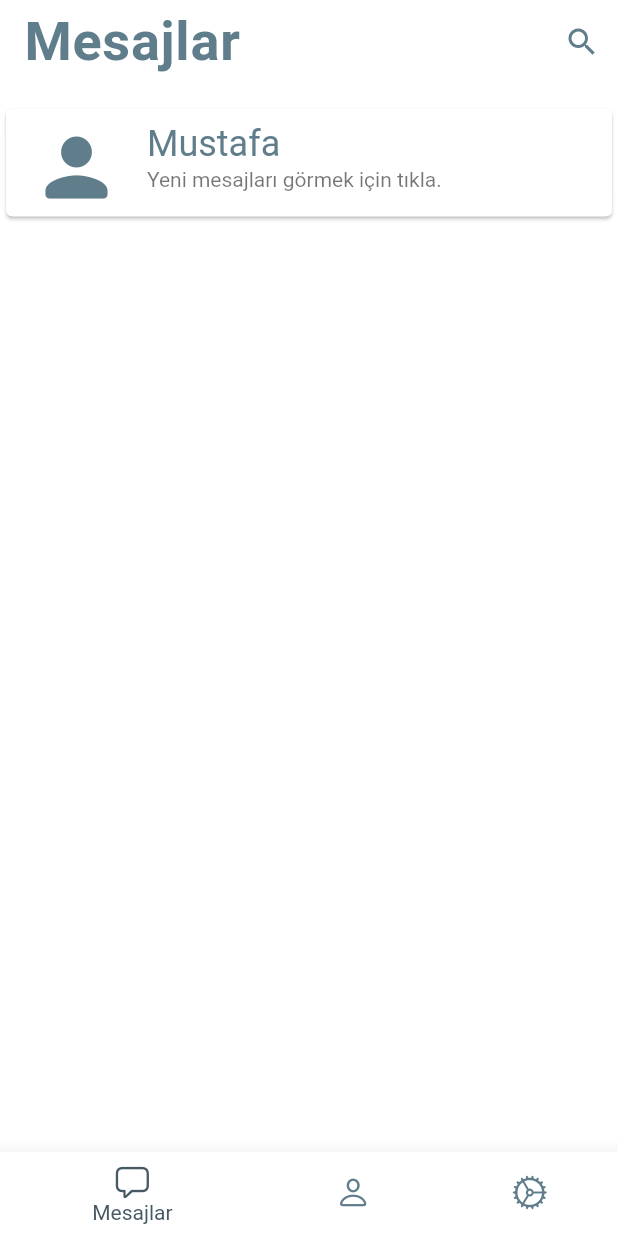
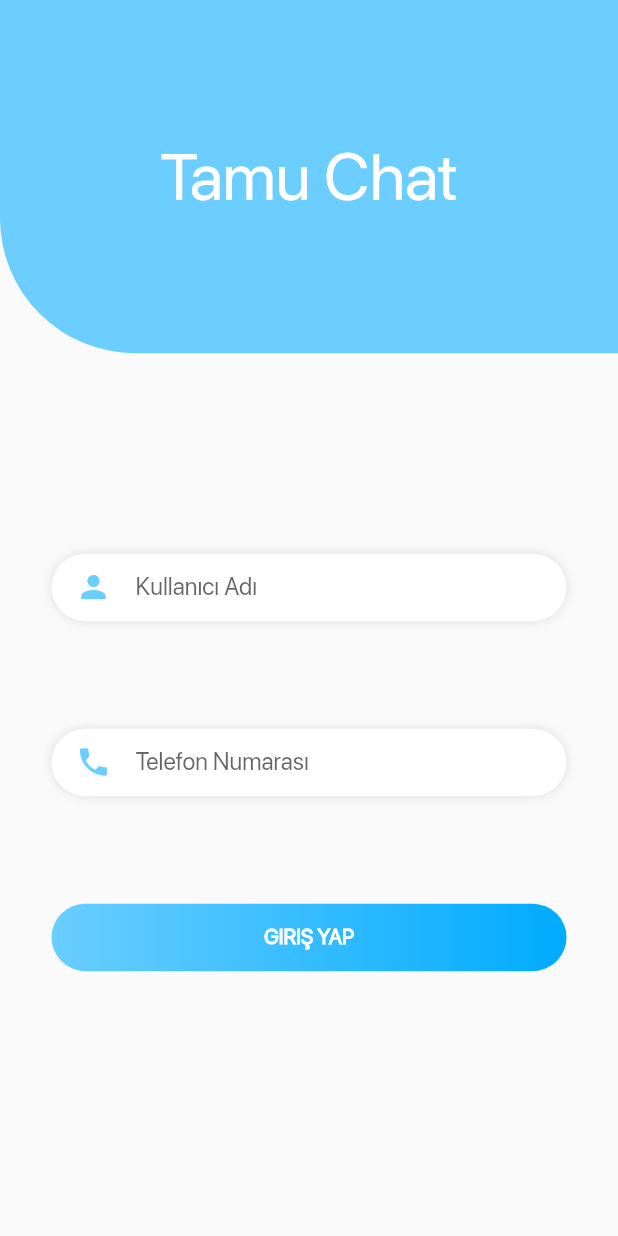
Before and after one commit to Tamu-Chat/Tamu-Mobile, a Flutter app: the screen it shows after launch, on a phone screen of 412 x 824 dp. Run offline on Flutter 3.47's test engine with Material 2 defaults, Android fonts, the phone set to English and light mode, and no system bars; our stand-ins replace easy_localization, rflutter_alert, shared_preferences, sqflite; missing offline and left inert: stomp; accounts and stored records are empty; project files that could hold a hidden picture were left out.

Commit message:
Add Login page and database struct

```diff
--- a/lib/main.dart
+++ b/lib/main.dart
@@ -1,29 +1,28 @@
 import 'package:flutter/material.dart';
+import 'package:shared_preferences/shared_preferences.dart';
+import 'package:sqflite/sqflite.dart';
+import 'package:path/path.dart';
 import 'package:tamu_chat/screens/HomeScreen.dart';
+import 'package:tamu_chat/screens/LoginScreen.dart';
 import 'package:tamu_chat/utilities/GlobalVariables.dart';
-import 'package:tamu_chat/utilities/Constants.dart';
 import 'package:easy_localization/easy_localization.dart';
 
-import "package:stomp/stomp.dart";
-import "package:stomp/vm.dart" show connect;
+Future<void> main() async {
+  WidgetsFlutterBinding.ensureInitialized();
+  SharedPreferences prefs = await SharedPreferences.getInstance();
+  currentUsername = prefs.getString('username');
+  currentUserPhoneNumber = prefs.getString('phonenumber');
 
-Future<void> main() async {
-  await connect(serverUrl,
-      port: 61613,
-      host: "/",
-      login: "***",
-      passcode: "***",
-      heartbeat: [10000, 30000]).then((StompClient client) {
-    currentClient = client;
-  });
-  currentClient.subscribeString("/mustafa", "/queue/mustafa_fatih",
-      (Map<String, String> headers, String message) {
-    messages.add(new MessageInstance(0, message));
-  });
-  currentClient.subscribeString("/fatih", "/queue/fatih_mustafa",
-      (Map<String, String> headers, String message) {
-    messages.add(new MessageInstance(1, message));
-  });
+  database = openDatabase(
+    join(await getDatabasesPath(), 'tamu_chat.db'),
+    onCreate: (db, version) {
+      return db.execute(
+        "CREATE TABLE messages(withUsername TEXT, body TEXT, fromUser INTEGER)",
+      );
+    },
+    version: 1,
+  );
+
   runApp(
     EasyLocalization(
         supportedLocales: [
@@ -40,7 +39,17 @@ Future<void> main() async {
 class MyApp extends StatelessWidget {
   @override
   Widget build(BuildContext context) {
+    if (currentUserPhoneNumber == null) {
       return MaterialApp(
+          debugShowCheckedModeBanner: false,
+          theme: ThemeData(fontFamily: 'FontsFree-Net-SFProDisplay'),
+          localizationsDelegates: context.localizationDelegates,
+          supportedLocales: context.supportedLocales,
+          locale: context.locale,
+          home: LoginPage());
+    } else {
+      return MaterialApp(
+          debugShowCheckedModeBanner: false,
           theme: ThemeData(fontFamily: 'FontsFree-Net-SFProDisplay'),
           localizationsDelegates: context.localizationDelegates,
           supportedLocales: context.supportedLocales,
@@ -48,3 +57,4 @@ class MyApp extends StatelessWidget {
           home: HomeScreen());
     }
   }
+}
--- /dev/null
+++ b/lib/model/Message.dart
@@ -0,0 +1,19 @@
+class Message {
+  String withUsername;
+  String body;
+  int fromUser;
+
+  Message(withUsername, body, fromUser) {
+    this.withUsername = withUsername;
+    this.body = body;
+    this.fromUser = fromUser;
+  }
+
+  Map<String, dynamic> toMap() {
+    return {
+      'withUsername': withUsername,
+      'body': body,
+      'fromUser': fromUser,
+    };
+  }
+}
--- a/lib/screens/HomeScreen.dart
+++ b/lib/screens/HomeScreen.dart
@@ -1,5 +1,4 @@
 import 'package:flutter/material.dart';
-import 'package:flutter_svg/flutter_svg.dart';
 import 'package:tamu_chat/components/AppBar.dart';
 import 'package:tamu_chat/components/BotttomNavigationBar.dart';
 import 'package:tamu_chat/screens/ChatScreen.dart';
@@ -19,6 +18,7 @@ class _HomeState extends State<HomeScreen> {
   @override
   Widget build(BuildContext context) {
     return MaterialApp(
+      debugShowCheckedModeBanner: false,
       home: Scaffold(
         backgroundColor: Colors.white,
         appBar: customerAppBar("Mesajlar"),
@@ -27,10 +27,7 @@ class _HomeState extends State<HomeScreen> {
             height: MediaQuery.of(context).size.width * 0.03,
           ),
           GestureDetector(
-              onTap: () {
-                Navigator.push(context,
-                    MaterialPageRoute(builder: (context) => ChatScreen()));
-              },
+              onTap: () {},
               child: Card(
                 child: Column(
                   mainAxisSize: MainAxisSize.min,
@@ -42,10 +39,10 @@ class _HomeState extends State<HomeScreen> {
                         size: 62,
                       ),
                       title: Text(
-                        'Mustafa',
+                        'Şu anlık rehberden mesaj gönderin',
                         style: TextStyle(fontSize: 24, color: Colors.blueGrey),
                       ),
-                      subtitle: Text('Yeni mesajları görmek için tıkla.'),
+                      subtitle: Text('Üzerinde çalısılıyor..'),
                     ),
                   ],
                 ),
--- /dev/null
+++ b/lib/screens/LoginScreen.dart
@@ -0,0 +1,168 @@
+import 'package:flutter/material.dart';
+import 'package:flutter/services.dart';
+import 'package:rflutter_alert/rflutter_alert.dart';
+import 'package:shared_preferences/shared_preferences.dart';
+import 'package:tamu_chat/screens/HomeScreen.dart';
+import 'package:tamu_chat/utilities/GlobalVariables.dart';
+
+class LoginPage extends StatefulWidget {
+  @override
+  State<StatefulWidget> createState() {
+    return _LoginPageState();
+  }
+}
+
+class _LoginPageState extends State<LoginPage> {
+  final username = TextEditingController();
+  final phonenumber = TextEditingController();
+
+  @override
+  void initState() {
+    SystemChrome.setEnabledSystemUIOverlays([]);
+    super.initState();
+  }
+
+  @override
+  Widget build(BuildContext context) {
+    return Scaffold(
+      body: Container(
+        child: ListView(
+          children: <Widget>[
+            Container(
+              width: MediaQuery.of(context).size.width,
+              height: MediaQuery.of(context).size.height / 3.5,
+              decoration: BoxDecoration(
+                  gradient: LinearGradient(
+                    begin: Alignment.topCenter,
+                    end: Alignment.bottomCenter,
+                    colors: [Color(0xff6bceff), Color(0xff6bceff)],
+                  ),
+                  borderRadius:
+                      BorderRadius.only(bottomLeft: Radius.circular(90))),
+              child: Column(
+                mainAxisAlignment: MainAxisAlignment.center,
+                children: <Widget>[
+                  Spacer(),
+                  Align(
+                      alignment: Alignment.center,
+                      child: Text(
+                        "Tamu Chat",
+                        style: TextStyle(
+                            color: Colors.white,
+                            fontSize: 44,
+                            fontFamily: 'FontsFree-Net-SFProDisplay'),
+                      )),
+                  Spacer(),
+                ],
+              ),
+            ),
+            Container(
+              height: MediaQuery.of(context).size.height / 2,
+              width: MediaQuery.of(context).size.width,
+              padding: EdgeInsets.only(top: 62),
+              child: Column(
+                children: <Widget>[
+                  Spacer(),
+                  Container(
+                    width: MediaQuery.of(context).size.width / 1.2,
+                    height: 45,
+                    padding:
+                        EdgeInsets.only(top: 4, left: 16, right: 16, bottom: 4),
+                    decoration: BoxDecoration(
+                        borderRadius: BorderRadius.all(Radius.circular(50)),
+                        color: Colors.white,
+                        boxShadow: [
+                          BoxShadow(color: Colors.black12, blurRadius: 5)
+                        ]),
+                    child: TextField(
+                      controller: username,
+                      decoration: InputDecoration(
+                        border: InputBorder.none,
+                        icon: Icon(
+                          Icons.person,
+                          color: Color(0xff6bceff),
+                        ),
+                        hintText: 'Kullanıcı Adı',
+                      ),
+                    ),
+                  ),
+                  Spacer(),
+                  Container(
+                    width: MediaQuery.of(context).size.width / 1.2,
+                    height: 45,
+                    padding:
+                        EdgeInsets.only(top: 4, left: 16, right: 16, bottom: 4),
+                    decoration: BoxDecoration(
+                        borderRadius: BorderRadius.all(Radius.circular(50)),
+                        color: Colors.white,
+                        boxShadow: [
+                          BoxShadow(color: Colors.black12, blurRadius: 5)
+                        ]),
+                    child: TextField(
+                      controller: phonenumber,
+                      keyboardType: TextInputType.number,
+                      inputFormatters: <TextInputFormatter>[
+                        FilteringTextInputFormatter.digitsOnly
+                      ],
+                      decoration: InputDecoration(
+                        border: InputBorder.none,
+                        icon: Icon(
+                          Icons.phone,
+                          color: Color(0xff6bceff),
+                        ),
+                        hintText: 'Telefon Numarası',
+                      ),
+                    ),
+                  ),
+                  Spacer(),
+                  InkWell(
+                    onTap: () async {
+                      if (phonenumber.text != "" && username.text != "") {
+                        SharedPreferences prefs =
+                            await SharedPreferences.getInstance();
+                        await prefs.setString('username', username.text);
+                        await prefs.setString('phonenumber', phonenumber.text);
+                        currentUserPhoneNumber = phonenumber.text;
+                        await login(username.text, phonenumber.text);
+                        Navigator.push(
+                            context,
+                            MaterialPageRoute(
+                                builder: (context) => HomeScreen()));
+                      } else {
+                        Alert(
+                                context: context,
+                                title: "Dikkat!",
+                                desc:
+                                    "Kullanıcı Adı ve\nTelefon numarası boş geçilemez.")
+                            .show();
+                      }
+                    },
+                    child: Container(
+                      height: 45,
+                      width: MediaQuery.of(context).size.width / 1.2,
+                      decoration: BoxDecoration(
+                          gradient: LinearGradient(
+                            colors: [
+                              Color(0xff6bceff),
+                              Color(0xFF00abff),
+                            ],
+                          ),
+                          borderRadius: BorderRadius.all(Radius.circular(50))),
+                      child: Center(
+                        child: Text(
+                          'Giriş Yap'.toUpperCase(),
+                          style: TextStyle(
+                              color: Colors.white, fontWeight: FontWeight.bold),
+                        ),
+                      ),
+                    ),
+                  ),
+                ],
+              ),
+            ),
+          ],
+        ),
+      ),
+    );
+  }
+}
--- a/lib/screens/PrivacyPolicyScreen.dart
+++ b/lib/screens/PrivacyPolicyScreen.dart
@@ -1,5 +1,4 @@
 import 'package:flutter/material.dart';
-import 'package:flutter_svg/flutter_svg.dart';
 
 class PrivacyPolicyScreen extends StatefulWidget {
   @override
--- a/lib/screens/SettingsScreen.dart
+++ b/lib/screens/SettingsScreen.dart
@@ -1,5 +1,4 @@
 import 'package:flutter/material.dart';
-import 'package:flutter_svg/flutter_svg.dart';
 import 'package:easy_localization/easy_localization.dart';
 import 'package:tamu_chat/components/AppBar.dart';
 import 'package:tamu_chat/components/BotttomNavigationBar.dart';
@@ -44,6 +43,7 @@ class _SettingsState extends State<SettingsScreen> {
   @override
   Widget build(BuildContext context) {
     return MaterialApp(
+      debugShowCheckedModeBanner: false,
       home: Scaffold(
         backgroundColor: Colors.white,
         appBar: customerAppBar("Ayarlar"),
--- a/lib/utilities/Constants.dart
+++ b/lib/utilities/Constants.dart
@@ -9,7 +9,8 @@ final mailAccount = "smith@example.org"; // todo add mail address
 const Color mainColor = Color(0xFF5ED40A);
 const Color subColor = Color(0xFFF44336);
 
-final serverUrl = '';
+final serverUrl = '***';
+final baseServerUrl = '***';
 
 final alertStyle = AlertStyle(
   animationType: AnimationType.fromTop,
--- a/pubspec.yaml
+++ b/pubspec.yaml
@@ -12,6 +12,7 @@ dependencies:
   flutter:
     sdk: flutter
 
+  sqflite:
   cupertino_icons:
   rflutter_alert:
   http:
```
Also changed, not shown: lib/components/BotttomNavigationBar.dart (+12 -9 lines), lib/model/User.dart (added, +13 -0 lines), lib/screens/ChatScreen.dart (+46 -46 lines), lib/screens/ContactScreen.dart (+33 -31 lines), lib/utilities/GlobalVariables.dart (+104 -1 lines), pubspec.lock, 1 other file. Lines whose indentation alone changed are shown as unchanged.
